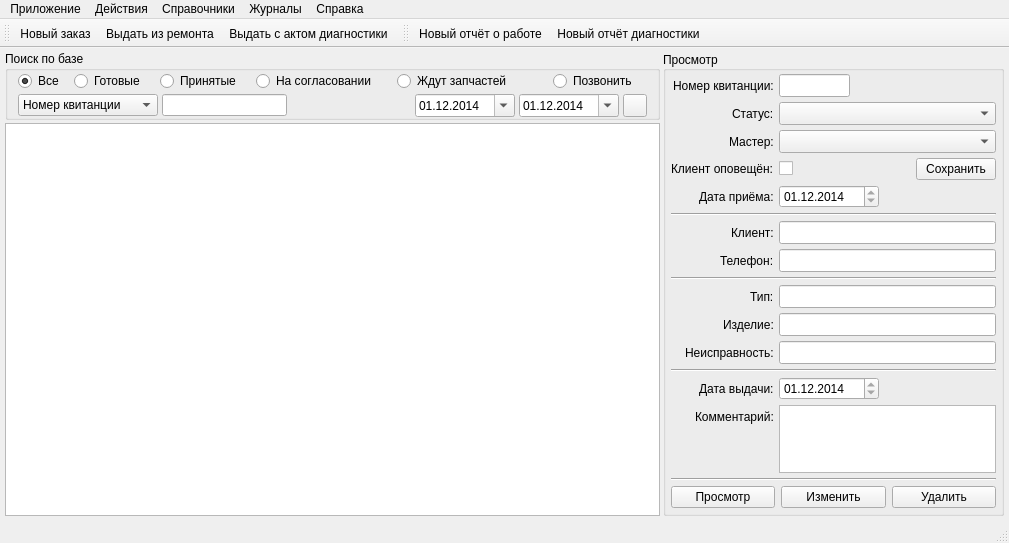
Before: the Qt Designer form RepairCenter/mainwindow.ui in Feo-d-oR/YARC, drawn with Qt 5.
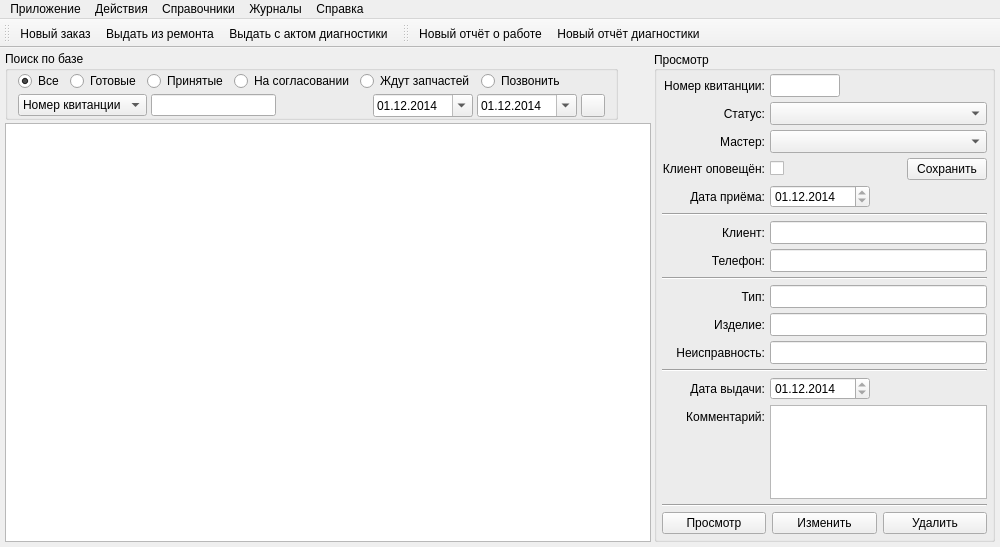
After: the same form once the commit is applied. Icons and pictures are not drawn.

```diff
--- a/RepairCenter/mainwindow.ui
+++ b/RepairCenter/mainwindow.ui
@@ -6,8 +6,8 @@
    <rect>
     <x>0</x>
     <y>0</y>
-    <width>1009</width>
-    <height>543</height>
+    <width>1000</width>
+    <height>547</height>
    </rect>
   </property>
   <property name="windowTitle">
@@ -75,7 +75,7 @@
       </attribute>
      </widget>
     </item>
-    <item row="0" column="0">
+    <item row="0" column="0" alignment="Qt::AlignLeft">
      <widget class="QGroupBox" name="gbfilters">
       <property name="title">
        <string>Поиск по базе</string>
@@ -113,7 +113,7 @@
        </property>
        <item row="0" column="0" colspan="2">
         <layout class="QHBoxLayout" name="horizontalLayout_3">
-         <item>
+         <item alignment="Qt::AlignLeft">
           <widget class="QRadioButton" name="rbAll">
            <property name="sizePolicy">
             <sizepolicy hsizetype="Fixed" vsizetype="Fixed">
@@ -123,13 +123,13 @@
            </property>
            <property name="minimumSize">
             <size>
-             <width>50</width>
+             <width>0</width>
              <height>0</height>
             </size>
            </property>
            <property name="maximumSize">
             <size>
-             <width>50</width>
+             <width>16777215</width>
              <height>16777215</height>
             </size>
            </property>
@@ -141,17 +141,17 @@
            </property>
           </widget>
          </item>
-         <item>
+         <item alignment="Qt::AlignLeft">
           <widget class="QRadioButton" name="rbCompleted">
            <property name="minimumSize">
             <size>
-             <width>80</width>
+             <width>0</width>
              <height>0</height>
             </size>
            </property>
            <property name="maximumSize">
             <size>
-             <width>80</width>
+             <width>16777215</width>
              <height>16777215</height>
             </size>
            </property>
@@ -160,17 +160,17 @@
            </property>
           </widget>
          </item>
-         <item>
+         <item alignment="Qt::AlignLeft">
           <widget class="QRadioButton" name="rbAccepted">
            <property name="minimumSize">
             <size>
-             <width>90</width>
+             <width>0</width>
              <height>0</height>
             </size>
            </property>
            <property name="maximumSize">
             <size>
-             <width>90</width>
+             <width>16777215</width>
              <height>16777215</height>
             </size>
            </property>
@@ -179,17 +179,17 @@
            </property>
           </widget>
          </item>
-         <item>
+         <item alignment="Qt::AlignLeft">
           <widget class="QRadioButton" name="rbConsent">
            <property name="minimumSize">
             <size>
-             <width>135</width>
+             <width>0</width>
              <height>0</height>
             </size>
            </property>
            <property name="maximumSize">
             <size>
-             <width>135</width>
+             <width>16777215</width>
              <height>16777215</height>
             </size>
            </property>
@@ -198,17 +198,17 @@
            </property>
           </widget>
          </item>
-         <item>
+         <item alignment="Qt::AlignLeft">
           <widget class="QRadioButton" name="rbWaitSpares">
            <property name="minimumSize">
             <size>
-             <width>150</width>
+             <width>0</width>
              <height>0</height>
             </size>
            </property>
            <property name="maximumSize">
             <size>
-             <width>150</width>
+             <width>16777215</width>
              <height>16777215</height>
             </size>
            </property>
@@ -217,13 +217,32 @@
            </property>
           </widget>
          </item>
-         <item>
+         <item alignment="Qt::AlignLeft">
           <widget class="QRadioButton" name="rbCall">
+           <property name="maximumSize">
+            <size>
+             <width>16777215</width>
+             <height>16777215</height>
+            </size>
+           </property>
            <property name="text">
             <string>Позвонить</string>
            </property>
           </widget>
          </item>
+         <item>
+          <spacer name="horizontalSpacer_3">
+           <property name="orientation">
+            <enum>Qt::Horizontal</enum>
+           </property>
+           <property name="sizeHint" stdset="0">
+            <size>
+             <width>40</width>
+             <height>20</height>
+            </size>
+           </property>
+          </spacer>
+         </item>
         </layout>
        </item>
        <item row="1" column="0">
@@ -234,20 +253,20 @@
          <item>
           <widget class="QComboBox" name="searchtexttype">
            <property name="sizePolicy">
-            <sizepolicy hsizetype="Fixed" vsizetype="Fixed">
+            <sizepolicy hsizetype="Preferred" vsizetype="Fixed">
              <horstretch>0</horstretch>
              <verstretch>0</verstretch>
             </sizepolicy>
            </property>
            <property name="minimumSize">
             <size>
-             <width>140</width>
+             <width>0</width>
              <height>0</height>
             </size>
            </property>
            <property name="maximumSize">
             <size>
-             <width>140</width>
+             <width>16777215</width>
              <height>16777215</height>
             </size>
            </property>
@@ -453,7 +472,7 @@
         <widget class="QLabel" name="label">
          <property name="maximumSize">
           <size>
-           <width>117</width>
+           <width>2000</width>
            <height>23</height>
           </size>
          </property>
@@ -461,7 +480,7 @@
           <string>Номер квитанции:</string>
          </property>
          <property name="alignment">
-          <set>Qt::AlignLeading|Qt::AlignLeft|Qt::AlignVCenter</set>
+          <set>Qt::AlignRight|Qt::AlignTrailing|Qt::AlignVCenter</set>
          </property>
         </widget>
        </item>
@@ -469,26 +488,29 @@
         <widget class="QLabel" name="label_15">
          <property name="maximumSize">
           <size>
-           <width>71</width>
+           <width>2000</width>
            <height>23</height>
           </size>
          </property>
          <property name="text">
           <string>Статус:</string>
          </property>
+         <property name="alignment">
+          <set>Qt::AlignRight|Qt::AlignTrailing|Qt::AlignVCenter</set>
+         </property>
         </widget>
        </item>
        <item row="2" column="1">
         <widget class="QComboBox" name="eState">
          <property name="minimumSize">
           <size>
-           <width>201</width>
+           <width>0</width>
            <height>23</height>
           </size>
          </property>
          <property name="maximumSize">
           <size>
-           <width>271</width>
+           <width>16777215</width>
            <height>23</height>
           </size>
          </property>
@@ -513,26 +535,29 @@
         <widget class="QLabel" name="label_12">
          <property name="maximumSize">
           <size>
-           <width>51</width>
+           <width>2000</width>
            <height>23</height>
           </size>
          </property>
          <property name="text">
           <string>Мастер:</string>
          </property>
+         <property name="alignment">
+          <set>Qt::AlignRight|Qt::AlignTrailing|Qt::AlignVCenter</set>
+         </property>
         </widget>
        </item>
        <item row="3" column="1">
         <widget class="QComboBox" name="eMaster">
          <property name="minimumSize">
           <size>
-           <width>201</width>
+           <width>0</width>
            <height>23</height>
           </size>
          </property>
          <property name="maximumSize">
           <size>
-           <width>271</width>
+           <width>16777215</width>
            <height>23</height>
           </size>
          </property>
@@ -543,22 +568,34 @@
        </item>
        <item row="4" column="0">
         <widget class="QLabel" name="label_6">
+         <property name="maximumSize">
+          <size>
+           <width>2000</width>
+           <height>16777215</height>
+          </size>
+         </property>
          <property name="text">
           <string>Клиент оповещён:</string>
          </property>
+         <property name="alignment">
+          <set>Qt::AlignRight|Qt::AlignTrailing|Qt::AlignVCenter</set>
+         </property>
         </widget>
        </item>
        <item row="5" column="0">
         <widget class="QLabel" name="label_2">
          <property name="maximumSize">
           <size>
-           <width>86</width>
+           <width>2000</width>
            <height>23</height>
           </size>
          </property>
          <property name="text">
           <string>Дата приёма:</string>
          </property>
+         <property name="alignment">
+          <set>Qt::AlignRight|Qt::AlignTrailing|Qt::AlignVCenter</set>
+         </property>
         </widget>
        </item>
        <item row="5" column="1">
@@ -568,7 +605,7 @@
          </property>
          <property name="minimumSize">
           <size>
-           <width>100</width>
+           <width>0</width>
            <height>0</height>
           </size>
          </property>
@@ -617,26 +654,29 @@
         <widget class="QLabel" name="label_10">
          <property name="maximumSize">
           <size>
-           <width>51</width>
+           <width>2000</width>
            <height>23</height>
           </size>
          </property>
          <property name="text">
           <string>Клиент:</string>
          </property>
+         <property name="alignment">
+          <set>Qt::AlignRight|Qt::AlignTrailing|Qt::AlignVCenter</set>
+         </property>
         </widget>
        </item>
        <item row="7" column="1">
         <widget class="QLineEdit" name="dCustomer">
          <property name="minimumSize">
           <size>
-           <width>141</width>
+           <width>0</width>
            <height>23</height>
           </size>
          </property>
          <property name="maximumSize">
           <size>
-           <width>291</width>
+           <width>16777215</width>
            <height>23</height>
           </size>
          </property>
@@ -646,26 +686,29 @@
         <widget class="QLabel" name="label_11">
          <property name="maximumSize">
           <size>
-           <width>60</width>
+           <width>2000</width>
            <height>23</height>
           </size>
          </property>
          <property name="text">
           <string>Телефон:</string>
          </property>
+         <property name="alignment">
+          <set>Qt::AlignRight|Qt::AlignTrailing|Qt::AlignVCenter</set>
+         </property>
         </widget>
        </item>
        <item row="8" column="1">
         <widget class="QLineEdit" name="dPhone">
          <property name="minimumSize">
           <size>
-           <width>141</width>
+           <width>0</width>
            <height>23</height>
           </size>
          </property>
          <property name="maximumSize">
           <size>
-           <width>291</width>
+           <width>16777215</width>
            <height>23</height>
           </size>
          </property>
@@ -682,26 +725,29 @@
         <widget class="QLabel" name="label_4">
          <property name="maximumSize">
           <size>
-           <width>27</width>
+           <width>2000</width>
            <height>23</height>
           </size>
          </property>
          <property name="text">
           <string>Тип:</string>
          </property>
+         <property name="alignment">
+          <set>Qt::AlignRight|Qt::AlignTrailing|Qt::AlignVCenter</set>
+         </property>
         </widget>
        </item>
        <item row="10" column="1">
         <widget class="QLineEdit" name="dProductType">
          <property name="minimumSize">
           <size>
-           <width>141</width>
+           <width>0</width>
            <height>23</height>
           </size>
          </property>
          <property name="maximumSize">
           <size>
-           <width>291</width>
+           <width>16777215</width>
            <height>23</height>
           </size>
          </property>
@@ -712,22 +758,31 @@
        </item>
        <item row="11" column="0">
         <widget class="QLabel" name="label_5">
+         <property name="maximumSize">
+          <size>
+           <width>2000</width>
+           <height>16777215</height>
+          </size>
+         </property>
          <property name="text">
           <string>Изделие:</string>
          </property>
+         <property name="alignment">
+          <set>Qt::AlignRight|Qt::AlignTrailing|Qt::AlignVCenter</set>
+         </property>
         </widget>
        </item>
        <item row="11" column="1">
         <widget class="QLineEdit" name="dProduct">
          <property name="minimumSize">
           <size>
-           <width>141</width>
+           <width>0</width>
            <height>23</height>
           </size>
          </property>
          <property name="maximumSize">
           <size>
-           <width>291</width>
+           <width>16777215</width>
            <height>23</height>
           </size>
          </property>
@@ -738,22 +793,31 @@
        </item>
        <item row="12" column="0">
         <widget class="QLabel" name="label_7">
+         <property name="maximumSize">
+          <size>
+           <width>2000</width>
+           <height>16777215</height>
+          </size>
+         </property>
          <property name="text">
           <string>Неисправность:</string>
          </property>
+         <property name="alignment">
+          <set>Qt::AlignRight|Qt::AlignTrailing|Qt::AlignVCenter</set>
+         </property>
         </widget>
        </item>
        <item row="12" column="1">
         <widget class="QLineEdit" name="dDisease">
          <property name="minimumSize">
           <size>
-           <width>141</width>
+           <width>0</width>
            <height>23</height>
           </size>
          </property>
          <property name="maximumSize">
           <size>
-           <width>291</width>
+           <width>16777215</width>
            <height>23</height>
           </size>
          </property>
@@ -777,9 +841,18 @@
        </item>
        <item row="14" column="0">
         <widget class="QLabel" name="label_3">
+         <property name="maximumSize">
+          <size>
+           <width>2000</width>
+           <height>16777215</height>
+          </size>
+         </property>
          <property name="text">
           <string>Дата выдачи:</string>
          </property>
+         <property name="alignment">
+          <set>Qt::AlignRight|Qt::AlignTrailing|Qt::AlignVCenter</set>
+         </property>
         </widget>
        </item>
        <item row="14" column="1">
@@ -789,7 +862,7 @@
          </property>
          <property name="minimumSize">
           <size>
-           <width>100</width>
+           <width>0</width>
            <height>0</height>
           </size>
          </property>
@@ -831,20 +904,23 @@
         <widget class="QLabel" name="label_14">
          <property name="maximumSize">
           <size>
-           <width>91</width>
+           <width>2000</width>
            <height>26</height>
           </size>
          </property>
          <property name="text">
           <string>Комментарий:</string>
          </property>
+         <property name="alignment">
+          <set>Qt::AlignRight|Qt::AlignTrailing|Qt::AlignVCenter</set>
+         </property>
         </widget>
        </item>
        <item row="15" column="1">
         <widget class="QPlainTextEdit" name="dComment">
          <property name="minimumSize">
           <size>
-           <width>151</width>
+           <width>0</width>
            <height>41</height>
           </size>
          </property>
@@ -953,13 +1029,13 @@
          </property>
          <property name="minimumSize">
           <size>
-           <width>41</width>
+           <width>0</width>
            <height>23</height>
           </size>
          </property>
          <property name="maximumSize">
           <size>
-           <width>71</width>
+           <width>70</width>
            <height>23</height>
           </size>
          </property>
@@ -1006,8 +1082,8 @@
     <rect>
      <x>0</x>
      <y>0</y>
-     <width>1009</width>
-     <height>20</height>
+     <width>1000</width>
+     <height>25</height>
     </rect>
    </property>
    <widget class="QMenu" name="app">
@@ -1079,7 +1155,6 @@
    <addaction name="mGiveOrder"/>
    <addaction name="mGiveOrderDiag"/>
   </widget>
-  <widget class="QStatusBar" name="statusBar"/>
   <widget class="QToolBar" name="masterToolBar">
    <property name="windowTitle">
     <string>toolBar</string>
```
Left out of the diff: 6 changed lines with no effect on the pictures.
